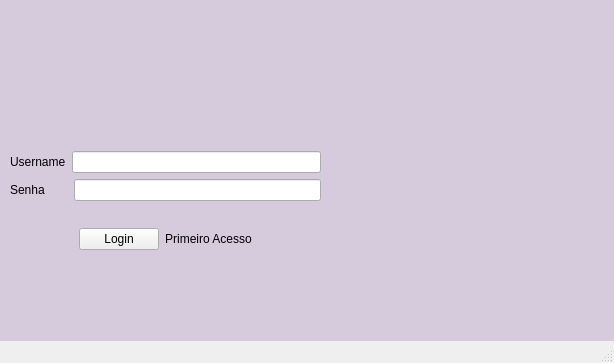
Old version of the form ecart/janelalogin.ui in the repository INF112-Programacao2/20222-team-4.
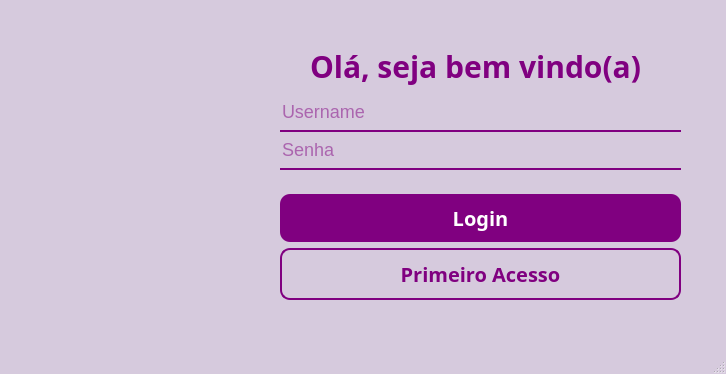
New version of the form. Icons and pictures are not drawn.

Commit message: Janela de Login, Cadastro da Loja e Cadastro dos Funcionarios

The edit to the form file:
```diff
--- a/ecart/janelalogin.ui
+++ b/ecart/janelalogin.ui
@@ -6,15 +6,21 @@
    <rect>
     <x>0</x>
     <y>0</y>
-    <width>614</width>
-    <height>363</height>
+    <width>726</width>
+    <height>374</height>
    </rect>
   </property>
   <property name="windowTitle">
    <string>JanelaLogin</string>
   </property>
   <property name="windowIcon">
-   <iconset theme="accessories-dictionary"/>
+   <iconset theme="accessories-dictionary">
+    <normaloff>.</normaloff>.</iconset>
+  </property>
+  <property name="styleSheet">
+   <string notr="true">#JanelaLogin {
+background: #d6cadd;
+}</string>
   </property>
   <widget class="QWidget" name="centralwidget">
    <property name="styleSheet">
@@ -22,69 +28,155 @@
 background: #d6cadd;
 }</string>
    </property>
+   <widget class="QLabel" name="label_4">
+    <property name="geometry">
+     <rect>
+      <x>0</x>
+      <y>30</y>
+      <width>261</width>
+      <height>271</height>
+     </rect>
+    </property>
+    <property name="text">
+     <string/>
+    </property>
+    <property name="pixmap">
+     <pixmap resource="resources.qrc">:/imgs/01 Online Shopping 1.png</pixmap>
+    </property>
+    <property name="scaledContents">
+     <bool>true</bool>
+    </property>
+   </widget>
+   <widget class="QLabel" name="label">
+    <property name="geometry">
+     <rect>
+      <x>310</x>
+      <y>20</y>
+      <width>331</width>
+      <height>91</height>
+     </rect>
+    </property>
+    <property name="font">
+     <font>
+      <family>Zabal DEMO Black</family>
+      <pointsize>-1</pointsize>
+      <bold>true</bold>
+     </font>
+    </property>
+    <property name="styleSheet">
+     <string notr="true">color: #800080;
+font-size: 30px;</string>
+    </property>
+    <property name="text">
+     <string>Olá, seja bem vindo(a)!</string>
+    </property>
+   </widget>
    <widget class="QWidget" name="layoutWidget">
     <property name="geometry">
      <rect>
-      <x>10</x>
-      <y>130</y>
-      <width>311</width>
-      <height>141</height>
+      <x>280</x>
+      <y>100</y>
+      <width>401</width>
+      <height>200</height>
      </rect>
     </property>
-    <layout class="QVBoxLayout" name="verticalLayout_2">
+    <layout class="QVBoxLayout" name="verticalLayout_3">
      <item>
       <layout class="QVBoxLayout" name="verticalLayout">
        <item>
-        <layout class="QHBoxLayout" name="horizontalLayout_2">
-         <item>
-          <widget class="QLabel" name="label">
-           <property name="text">
-            <string>Username</string>
-           </property>
-          </widget>
-         </item>
-         <item>
-          <widget class="QLineEdit" name="txt_username"/>
-         </item>
-        </layout>
+        <widget class="QLineEdit" name="txt_username">
+         <property name="cursor">
+          <cursorShape>IBeamCursor</cursorShape>
+         </property>
+         <property name="styleSheet">
+          <string notr="true">background:#d6cadd;
+border: none;
+border-bottom-width: 2px; 
+border-bottom-style: solid;
+border-bottom-color: #800080;
+color: #800080;
+padding-bottom: 7px;
+font-size: 18px</string>
+         </property>
+         <property name="placeholderText">
+          <string>Username</string>
+         </property>
+        </widget>
        </item>
        <item>
-        <layout class="QHBoxLayout" name="horizontalLayout_3">
-         <item>
-          <widget class="QLabel" name="label_2">
-           <property name="text">
-            <string>Senha       </string>
-           </property>
-          </widget>
-         </item>
-         <item>
-          <widget class="QLineEdit" name="txt_password">
-           <property name="echoMode">
-            <enum>QLineEdit::Password</enum>
-           </property>
-          </widget>
-         </item>
-        </layout>
+        <widget class="QLineEdit" name="txt_password">
+         <property name="styleSheet">
+          <string notr="true">background:#d6cadd;
+border: none;
+border-bottom-width: 2px; 
+border-bottom-style: solid;
+border-bottom-color: #800080;
+color: #800080;
+padding-bottom: 7px;
+font-size: 18px</string>
+         </property>
+         <property name="echoMode">
+          <enum>QLineEdit::Password</enum>
+         </property>
+         <property name="placeholderText">
+          <string>Senha</string>
+         </property>
+        </widget>
+       </item>
+       <item>
+        <spacer name="verticalSpacer_2">
+         <property name="orientation">
+          <enum>Qt::Vertical</enum>
+         </property>
+         <property name="sizeHint" stdset="0">
+          <size>
+           <width>20</width>
+           <height>40</height>
+          </size>
+         </property>
+        </spacer>
+       </item>
+       <item>
+        <spacer name="verticalSpacer">
+         <property name="orientation">
+          <enum>Qt::Vertical</enum>
+         </property>
+         <property name="sizeHint" stdset="0">
+          <size>
+           <width>20</width>
+           <height>40</height>
+          </size>
+         </property>
+        </spacer>
        </item>
       </layout>
      </item>
      <item>
-      <layout class="QHBoxLayout" name="horizontalLayout">
-       <item>
-        <spacer name="horizontalSpacer">
-         <property name="orientation">
-          <enum>Qt::Horizontal</enum>
-         </property>
-         <property name="sizeHint" stdset="0">
-          <size>
-           <width>40</width>
-           <height>20</height>
-          </size>
-         </property>
-        </spacer>
-       </item>
+      <layout class="QVBoxLayout" name="verticalLayout_2">
        <item>
         <widget class="QPushButton" name="btn_login">
+         <property name="font">
+          <font>
+           <family>Zabal DEMO Black</family>
+           <pointsize>-1</pointsize>
+           <italic>false</italic>
+           <bold>true</bold>
+          </font>
+         </property>
+         <property name="cursor">
+          <cursorShape>PointingHandCursor</cursorShape>
+         </property>
+         <property name="styleSheet">
+          <string notr="true">background-color:  #800080;
+border-radius: 10px;
+border: none;
+font: 900 9pt &quot;Zabal DEMO Black&quot;;
+color: #fff;
+font-size: 20px;
+padding-top: 10px;
+padding-bottom: 10px;
+</string>
+         </property>
          <property name="text">
           <string>Login</string>
          </property>
@@ -92,73 +184,38 @@
        </item>
        <item>
         <widget class="QPushButton" name="btn_primeiro_acesso">
+         <property name="font">
+          <font>
+           <family>Zabal DEMO Black</family>
+           <pointsize>-1</pointsize>
+           <italic>false</italic>
+           <bold>true</bold>
+          </font>
+         </property>
          <property name="cursor">
           <cursorShape>PointingHandCursor</cursorShape>
          </property>
          <property name="styleSheet">
-          <string notr="true">border: none;
-color: #000;</string>
+          <string notr="true">background: none;
+border-radius: 10px;
+border: 2px solid #800080;
+font: 900 9pt &quot;Zabal DEMO Black&quot;;
+color: #800080;
+font-size: 20px;
+padding-top: 10px;
+padding-bottom: 10px;
+
+</string>
          </property>
          <property name="text">
           <string>Primeiro Acesso</string>
          </property>
         </widget>
        </item>
-       <item>
-        <spacer name="horizontalSpacer_2">
-         <property name="orientation">
-          <enum>Qt::Horizontal</enum>
-         </property>
-         <property name="sizeHint" stdset="0">
-          <size>
-           <width>40</width>
-           <height>20</height>
-          </size>
-         </property>
-        </spacer>
-       </item>
       </layout>
      </item>
     </layout>
    </widget>
-   <widget class="QLabel" name="label_3">
-    <property name="geometry">
-     <rect>
-      <x>100</x>
-      <y>60</y>
-      <width>121</width>
-      <height>61</height>
-     </rect>
-    </property>
-    <property name="text">
-     <string/>
-    </property>
-    <property name="pixmap">
-     <pixmap resource="resources.qrc">:/imgs/logo1.png</pixmap>
-    </property>
-    <property name="scaledContents">
-     <bool>true</bool>
-    </property>
-   </widget>
-   <widget class="QLabel" name="label_4">
-    <property name="geometry">
-     <rect>
-      <x>360</x>
-      <y>60</y>
-      <width>241</width>
-      <height>231</height>
-     </rect>
-    </property>
-    <property name="text">
-     <string/>
-    </property>
-    <property name="pixmap">
-     <pixmap resource="resources.qrc">:/imgs/01 Online Shopping 1.png</pixmap>
-    </property>
-    <property name="scaledContents">
-     <bool>true</bool>
-    </property>
-   </widget>
   </widget>
   <widget class="QMenuBar" name="menubar">
    <property name="geometry">
```
Left out of the diff: 2 changed lines with no effect on the pictures. The commit also changes 20 other files.
